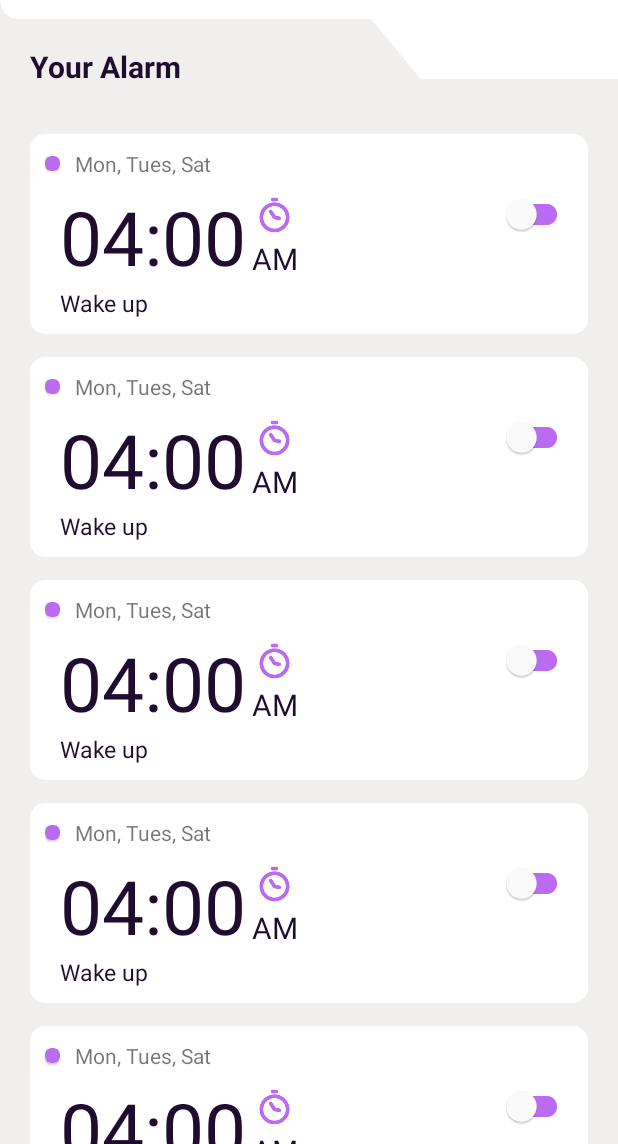
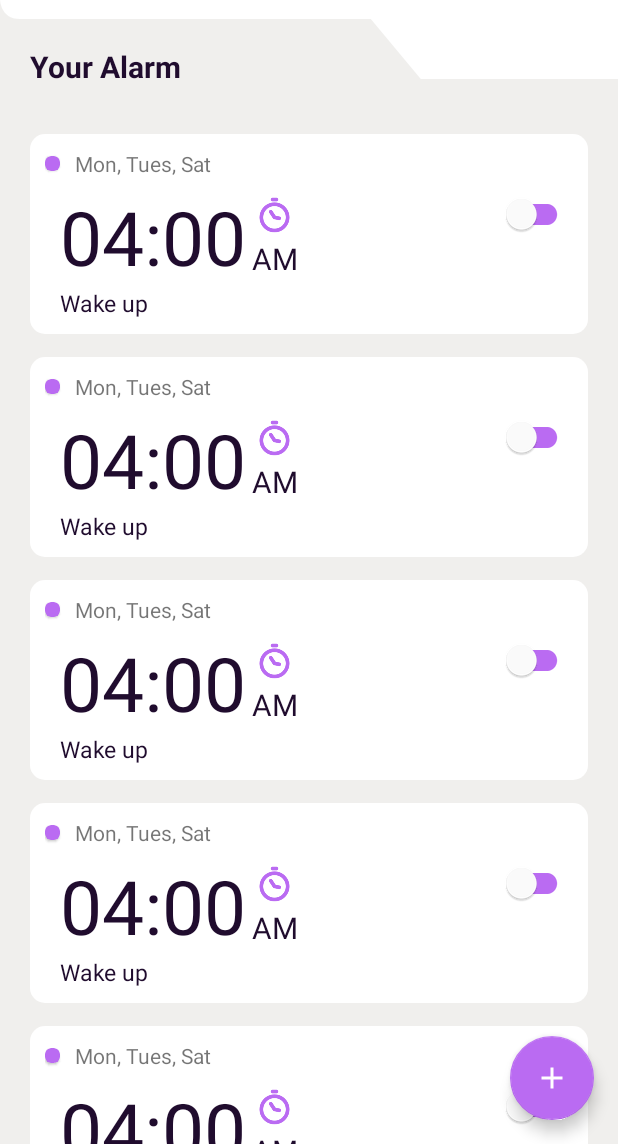
Before and after one commit to Abu-muhab/smart_alarm, an Android app: the screen it shows after launch (MainActivity), on a phone screen of 412 x 824 dp, the part 92-1236 px from its top. Run offline under Robolectric (Android 15) with nearby library versions, the light colour scheme and no system bars; our stand-ins replace data binding.

Commit message:
add alarm fab

```diff
--- /dev/null
+++ b/app/src/main/res/drawable/ic_baseline_add_24.xml
@@ -0,0 +1,10 @@
+<vector xmlns:android="http://schemas.android.com/apk/res/android"
+    android:width="24dp"
+    android:height="24dp"
+    android:viewportWidth="24"
+    android:viewportHeight="24"
+    android:tint="?attr/colorControlNormal">
+  <path
+      android:fillColor="@android:color/white"
+      android:pathData="M19,13h-6v6h-2v-6H5v-2h6V5h2v6h6v2z"/>
+</vector>
--- a/app/src/main/res/layout/fragment_alarms.xml
+++ b/app/src/main/res/layout/fragment_alarms.xml
@@ -63,6 +63,17 @@
             app:layout_constraintBottom_toBottomOf="parent"
             app:layout_constraintTop_toBottomOf="@+id/alarmHeader" />
 
+        <com.google.android.material.floatingactionbutton.FloatingActionButton
+            android:layout_width="wrap_content"
+            android:layout_height="wrap_content"
+            android:layout_marginEnd="16dp"
+            android:layout_marginBottom="16dp"
+            app:backgroundTint="@color/primaryColorLight"
+            app:layout_constraintBottom_toBottomOf="parent"
+            app:layout_constraintEnd_toEndOf="parent"
+            app:srcCompat="@drawable/ic_baseline_add_24"
+            app:tint="@color/white" />
+
 
     </androidx.constraintlayout.widget.ConstraintLayout>
 </layout>
```
